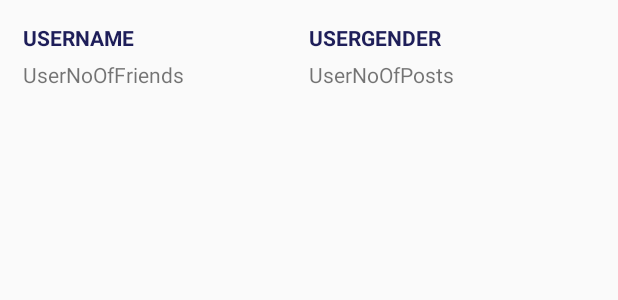
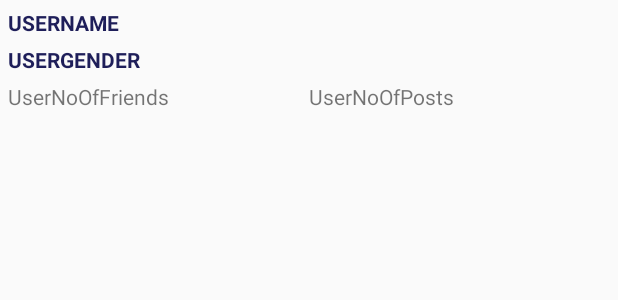
Before and after one commit to fadymedhat2236/simple-social-network-app, an Android app: the layout user_list_item.xml on its own in the app's theme, with its tools: preview values and no code run, on a phone screen of 412 x 824 dp. Shown: the top 300 px of the screen. Run offline under Robolectric (Android 15) with nearby library versions, the phone set to English and light mode, and no system bars.

Commit message:
fixing adapter errors

```diff
--- a/app/src/main/res/layout/user_list_item.xml
+++ b/app/src/main/res/layout/user_list_item.xml
@@ -7,21 +7,11 @@
     android:padding="5dp">
 
 
-    <LinearLayout
-        android:layout_width="match_parent"
-        android:layout_height="wrap_content"
-        android:orientation="vertical"
-        android:padding="10dp">
 
-        <LinearLayout
-            android:layout_width="match_parent"
-            android:layout_height="match_parent"
-            android:orientation="horizontal">
 
         <TextView
             android:id="@+id/name"
-                android:layout_width="0dp"
-                android:layout_weight="1"
+            android:layout_width="wrap_content"
             android:layout_height="wrap_content"
             android:layout_marginBottom="5dp"
             android:textAllCaps="true"
@@ -31,15 +21,13 @@
 
         <TextView
             android:id="@+id/gender"
-                android:layout_width="0dp"
-                android:layout_weight="1"
+            android:layout_width="wrap_content"
             android:layout_height="wrap_content"
             android:layout_marginBottom="5dp"
             android:textAllCaps="true"
             android:textColor="#1e1e59"
             android:textStyle="bold"
             tools:text="UserGender" />
-        </LinearLayout>
 
 
         <LinearLayout
@@ -62,7 +50,7 @@
                 android:layout_weight="1"
 
                 tools:text="UserNoOfPosts" />
+
+
         </LinearLayout>
 </LinearLayout>
-
-</LinearLayout>
```
Also changed, not shown: app/src/main/java/com/example/fady/socialnetwork/addUserActivity.java (+6 -5 lines). Lines whose indentation alone changed are shown as unchanged.
